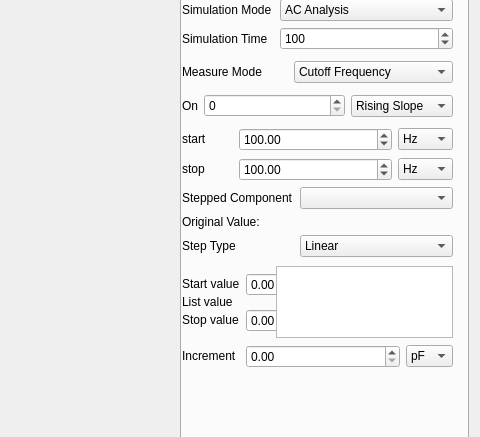
Before: the Qt Designer form src/config.ui in psdzzm/spice, drawn with Qt 5; both pictures show x 597 to 1077 and y 107 to 544 of the 1077 by 643 pixel window.
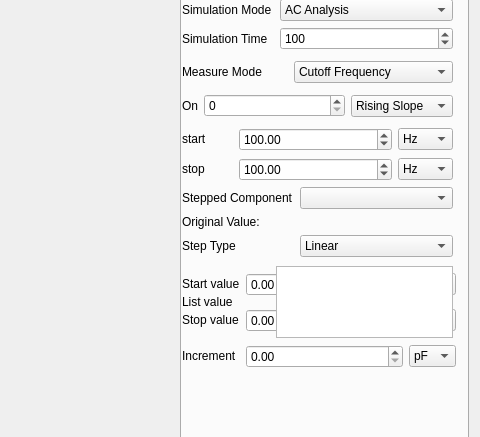
After: the same form once the commit is applied. Custom widgets are drawn as their Qt base class.

What changed in the file:
```diff
--- a/src/config.ui
+++ b/src/config.ui
@@ -97,7 +97,7 @@
          <rect>
           <x>0</x>
           <y>0</y>
-          <width>271</width>
+          <width>274</width>
           <height>111</height>
          </rect>
         </property>
@@ -387,7 +387,7 @@
          <height>81</height>
         </rect>
        </property>
-       <widget class="QWidget" name="">
+       <widget class="QWidget" name="layoutWidget">
         <property name="geometry">
          <rect>
           <x>0</x>
@@ -456,7 +456,7 @@
         </layout>
        </widget>
       </widget>
-      <widget class="QWidget" name="">
+      <widget class="QWidget" name="layoutWidget">
        <property name="geometry">
         <rect>
          <x>0</x>
```
Left out of the diff: 4 changed lines with no effect on the pictures.
